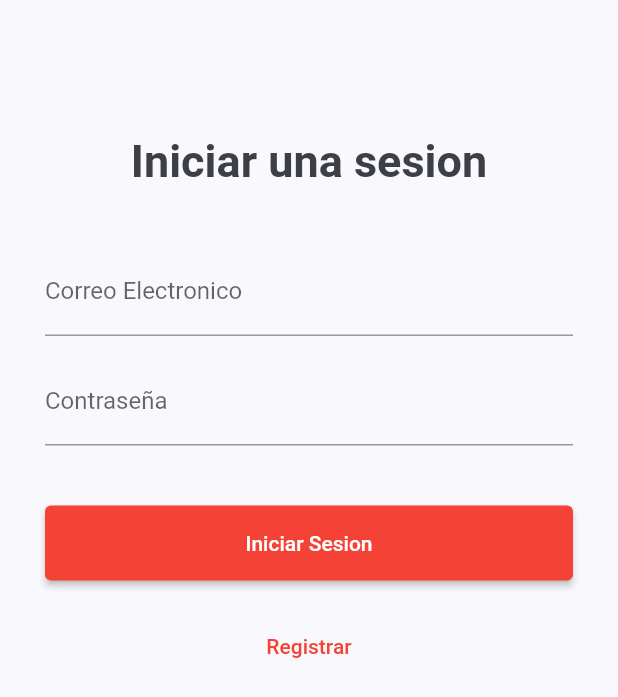
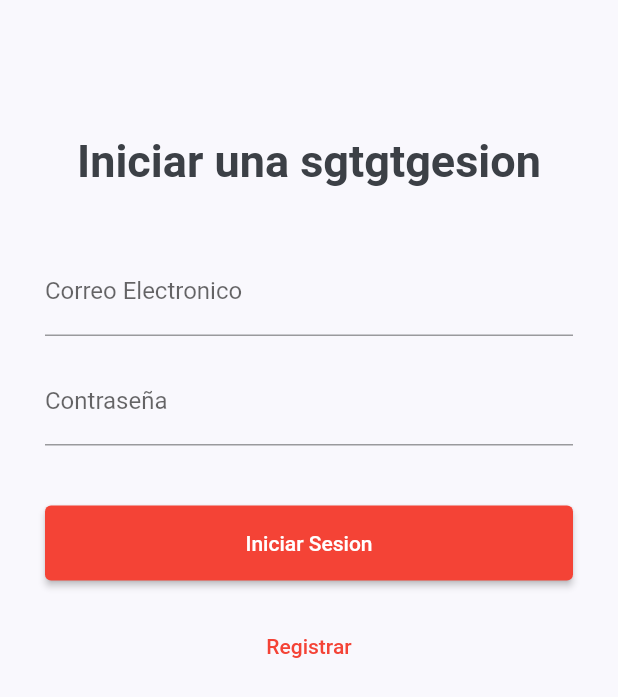
Before and after one commit to reynaldo57/partido_republicano_peruano, a Flutter app: the screen it shows after launch, on a phone screen of 412 x 824 dp. Shown: the top 697 px of the screen. Run offline on Flutter 3.47's test engine with Material 2 defaults, Android fonts, the phone set to English and light mode, and no system bars; our stand-ins replace cloud_firestore, firebase_auth, firebase_core, firebase_storage, flutter_svg, image_picker and 1 more; accounts and stored records are empty.

Commit message:
tercer commit

```diff
--- a/lib/screens/admin/login_admin_page.dart
+++ b/lib/screens/admin/login_admin_page.dart
@@ -73,7 +73,7 @@ class _LoginAdminPageState extends State<LoginAdminPage> {
                       height: 60.0,
                     ),
                     Text(
-                      "Iniciar una sesion",
+                      "Iniciar una sgtgtgesion",
                       style: TextStyle(
                           fontSize: 30.0,
                           fontWeight: FontWeight.bold
```
